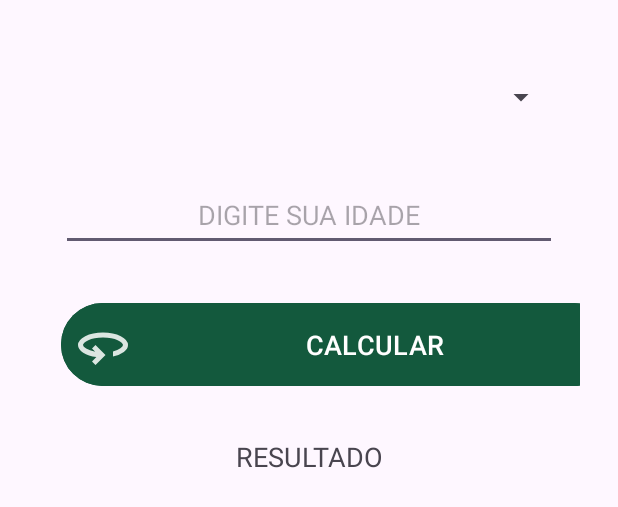
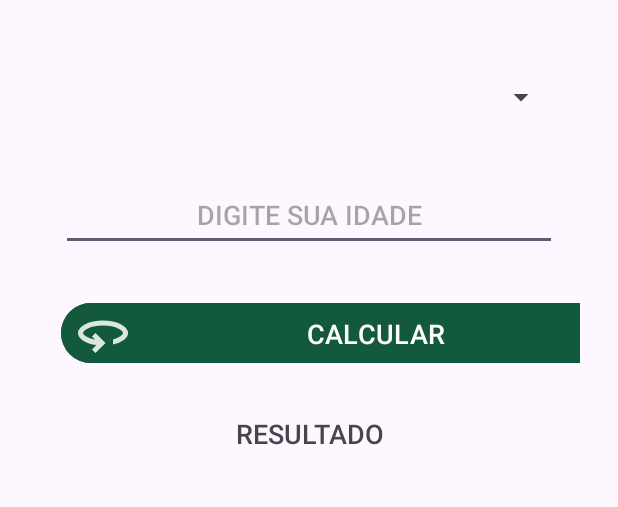
Before and after one commit to LnPedro/CalculoAposentadoria, an Android app: the layout activity_main.xml on its own in the app's theme, with its tools: preview values and no code run, on a phone screen of 412 x 824 dp. Shown: the top 507 px of the screen. Run offline under Robolectric (Android 15) with nearby library versions, the phone set to English and light mode, and no system bars.

Commit message:
Atualização Definitiva

```diff
--- a/app/src/main/res/layout/activity_main.xml
+++ b/app/src/main/res/layout/activity_main.xml
@@ -16,6 +16,7 @@
         android:padding="8dp"
         android:layout_margin="15sp"
         android:textSize="18sp"
+        android:fontFamily="sans-serif-medium"
         />
 
     <EditText
@@ -27,16 +28,18 @@
         android:padding="8dp"
         android:textAlignment="center"
         android:layout_margin="15sp"
+        android:fontFamily="sans-serif-medium"
         android:maxLength="150"/>
 
     <Button
         android:id="@+id/button"
-        android:layout_width="369dp"
-        android:layout_height="63dp"
+        android:layout_width="371dp"
+        android:layout_height="48sp"
         android:layout_margin="15sp"
         android:backgroundTint="@color/green"
         android:padding="8dp"
         android:text="CALCULAR"
+        android:fontFamily="sans-serif-medium"
         android:textColor="@color/white"
         android:textSize="18sp"
         app:icon="@drawable/icone360"
@@ -47,7 +50,8 @@
     <TextView
         android:id="@+id/textView"
         android:layout_width="match_parent"
-        android:layout_height="48dp"
+        android:layout_height="48sp"
+        android:fontFamily="sans-serif-medium"
         android:textSize="18sp"
         android:layout_gravity="center_horizontal"
         tools:text="RESULTADO"
```
